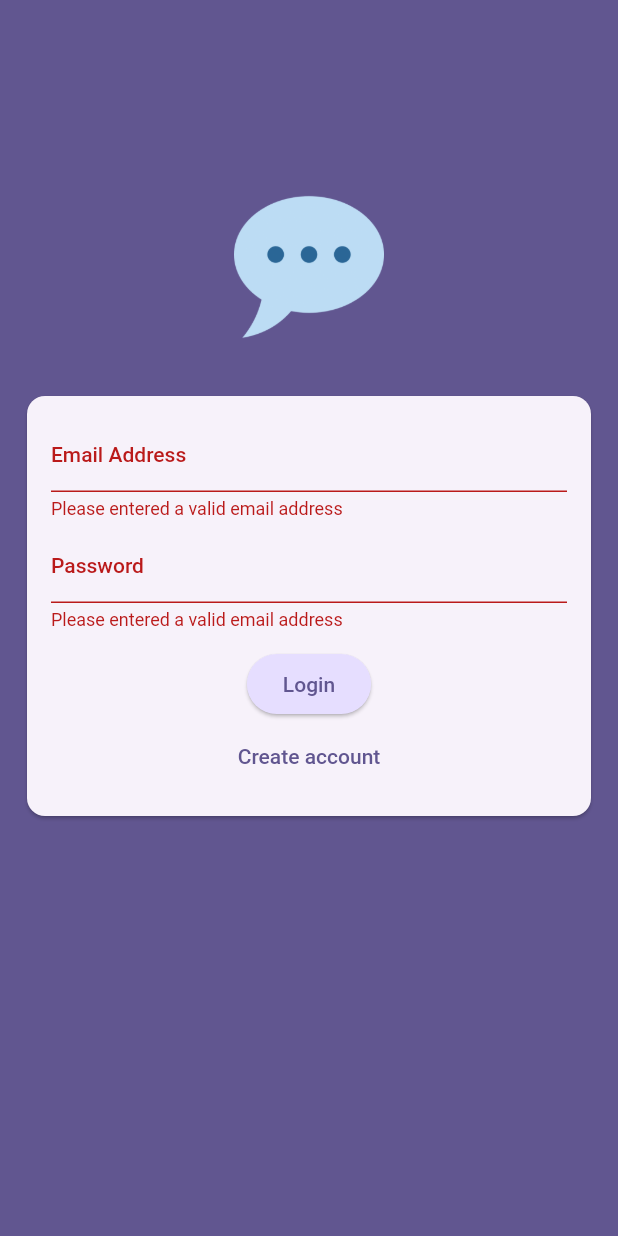
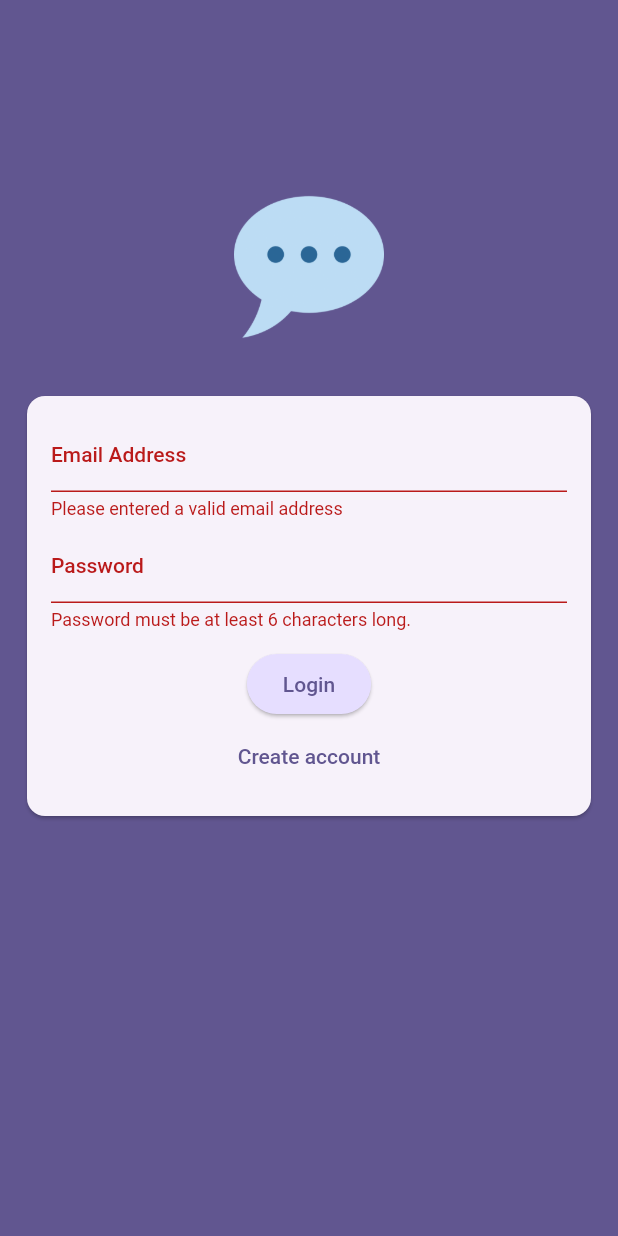
Before and after one commit to jsare/chat_app, a Flutter app: the screen it shows after launch, after a tap on "Login", on a phone screen of 412 x 824 dp. Run offline on Flutter 3.47's test engine with Material 2 defaults, Android fonts, the phone set to English and light mode, and no system bars; our stand-ins replace firebase_auth, firebase_core; accounts and stored records are empty.

```diff
--- a/lib/app.dart
+++ b/lib/app.dart
@@ -3,6 +3,7 @@ import 'package:flutter/material.dart';
 
 import 'screens/auth_screen.dart';
 import 'screens/chat_screen.dart';
+import 'screens/splash_screen.dart';
 
 class ChatApp extends StatelessWidget {
   const ChatApp({super.key});
@@ -20,9 +21,14 @@ class ChatApp extends StatelessWidget {
       home: StreamBuilder(
         stream: FirebaseAuth.instance.authStateChanges(),
         builder: (context, snapshot) {
+          if (snapshot.connectionState == ConnectionState.waiting) {
+            return const SplashScreen();
+          }
+
           if (snapshot.hasData) {
             return const ChatScreen();
           }
+
           return const AuthScreen();
         },
       ),
--- a/lib/screens/auth_screen.dart
+++ b/lib/screens/auth_screen.dart
@@ -102,7 +102,7 @@ class _AuthScreenState extends State<AuthScreen> {
                           obscureText: true,
                           validator: (value) {
                             if (value == null || value.trim().length < 6) {
-                              return 'Please entered a valid email address';
+                              return 'Password must be at least 6 characters long.';
                             }
                             return null;
                           },
--- /dev/null
+++ b/lib/screens/splash_screen.dart
@@ -0,0 +1,17 @@
+import 'package:flutter/material.dart';
+
+class SplashScreen extends StatelessWidget {
+  const SplashScreen({super.key});
+
+  @override
+  Widget build(BuildContext context) {
+    return Scaffold(
+      appBar: AppBar(
+        title: const Text('Chat'),
+      ),
+      body: const Center(
+        child: Text('Loading...'),
+      ),
+    );
+  }
+}
```
Also changed, not shown: lib/screens/chat_screen.dart (+14 -0 lines).
